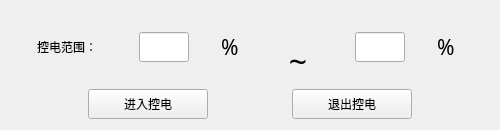
Qt form Qt_test_tool/control_electricity.ui (HuangXiaoFeng123/Qt_test_tool) before a commit.
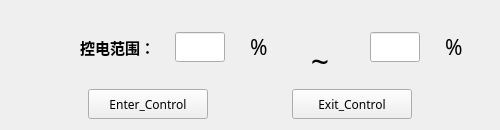
The same form after that commit.

The edit to the form file:
```diff
--- a/Qt_test_tool/control_electricity.ui
+++ b/Qt_test_tool/control_electricity.ui
@@ -17,9 +17,25 @@
    <item row="0" column="0">
     <layout class="QVBoxLayout" name="verticalLayout">
      <item>
-      <layout class="QHBoxLayout" name="horizontalLayout" stretch="0,0,0,0,0,0">
+      <layout class="QHBoxLayout" name="horizontalLayout" stretch="0,0,0,0,0,0,0">
        <item>
-        <widget class="QLabel" name="label">
+        <spacer name="horizontalSpacer_4">
+         <property name="orientation">
+          <enum>Qt::Horizontal</enum>
+         </property>
+         <property name="sizeType">
+          <enum>QSizePolicy::Fixed</enum>
+         </property>
+         <property name="sizeHint" stdset="0">
+          <size>
+           <width>50</width>
+           <height>20</height>
+          </size>
+         </property>
+        </spacer>
+       </item>
+       <item>
+        <widget class="QLabel" name="labelControl">
          <property name="minimumSize">
           <size>
            <width>70</width>
@@ -32,6 +48,14 @@
            <height>16777215</height>
           </size>
          </property>
+         <property name="font">
+          <font>
+           <family>Agency FB</family>
+           <pointsize>11</pointsize>
+           <weight>75</weight>
+           <bold>true</bold>
+          </font>
+         </property>
          <property name="text">
           <string>控电范围：</string>
          </property>
@@ -181,8 +205,13 @@
            <height>30</height>
           </size>
          </property>
+         <property name="font">
+          <font>
+           <family>楷体</family>
+          </font>
+         </property>
          <property name="text">
-          <string>进入控电</string>
+          <string>Enter_Control</string>
          </property>
         </widget>
        </item>
@@ -213,8 +242,13 @@
            <height>30</height>
           </size>
          </property>
+         <property name="font">
+          <font>
+           <family>楷体</family>
+          </font>
+         </property>
          <property name="text">
-          <string>退出控电</string>
+          <string>Exit_Control</string>
          </property>
         </widget>
        </item>
```
